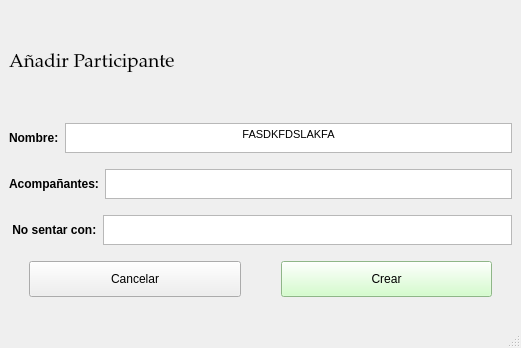
Old version of the form src/ui/AñadirParticipante.ui in the repository IvanJesusCorbalanPascual/Gestor-de-Eventos.
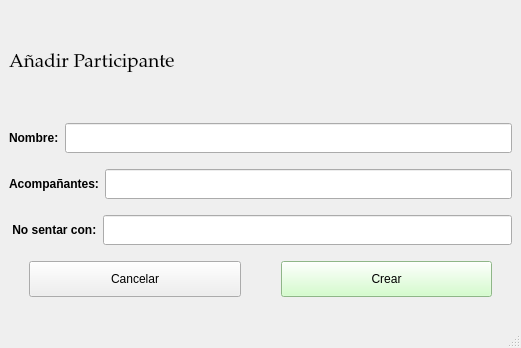
New version of the form.

Diff of the .ui file:
```diff
--- a/src/ui/AñadirParticipante.ui
+++ b/src/ui/AñadirParticipante.ui
@@ -53,26 +53,13 @@
        </widget>
       </item>
       <item>
-       <widget class="QTextEdit" name="txtNombre">
+       <widget class="QLineEdit" name="lneNombreParticipante">
         <property name="maximumSize">
          <size>
           <width>16777215</width>
           <height>30</height>
          </size>
         </property>
-        <property name="styleSheet">
-         <string notr="true"/>
-        </property>
-        <property name="html">
-         <string>&lt;!DOCTYPE HTML PUBLIC &quot;-//W3C//DTD HTML 4.0//EN&quot; &quot;http://www.w3.org/TR/REC-html40/strict.dtd&quot;&gt;
-&lt;html&gt;&lt;head&gt;&lt;meta name=&quot;qrichtext&quot; content=&quot;1&quot; /&gt;&lt;style type=&quot;text/css&quot;&gt;
-p, li { white-space: pre-wrap; }
-&lt;/style&gt;&lt;/head&gt;&lt;body style=&quot; font-family:'MS Shell Dlg 2'; font-size:8.25pt; font-weight:400; font-style:normal;&quot;&gt;
-&lt;p align=&quot;center&quot; style=&quot; margin-top:0px; margin-bottom:0px; margin-left:0px; margin-right:0px; -qt-block-indent:0; text-indent:0px;&quot;&gt;&lt;span style=&quot; font-size:8pt;&quot;&gt;FASDKFDSLAKFA&lt;/span&gt;&lt;/p&gt;&lt;/body&gt;&lt;/html&gt;</string>
-        </property>
-        <property name="placeholderText">
-         <string>a</string>
-        </property>
        </widget>
       </item>
      </layout>
@@ -102,23 +89,13 @@
        </widget>
       </item>
       <item>
-       <widget class="QTextEdit" name="txtAcompanyante">
+       <widget class="QLineEdit" name="lneAcompanyantes">
         <property name="maximumSize">
          <size>
           <width>16777215</width>
           <height>30</height>
          </size>
         </property>
-        <property name="html">
-         <string>&lt;!DOCTYPE HTML PUBLIC &quot;-//W3C//DTD HTML 4.0//EN&quot; &quot;http://www.w3.org/TR/REC-html40/strict.dtd&quot;&gt;
-&lt;html&gt;&lt;head&gt;&lt;meta name=&quot;qrichtext&quot; content=&quot;1&quot; /&gt;&lt;style type=&quot;text/css&quot;&gt;
-p, li { white-space: pre-wrap; }
-&lt;/style&gt;&lt;/head&gt;&lt;body style=&quot; font-family:'MS Shell Dlg 2'; font-size:8.25pt; font-weight:400; font-style:normal;&quot;&gt;
-&lt;p align=&quot;center&quot; style=&quot;-qt-paragraph-type:empty; margin-top:0px; margin-bottom:0px; margin-left:0px; margin-right:0px; -qt-block-indent:0; text-indent:0px;&quot;&gt;&lt;br /&gt;&lt;/p&gt;&lt;/body&gt;&lt;/html&gt;</string>
-        </property>
-        <property name="placeholderText">
-         <string/>
-        </property>
        </widget>
       </item>
      </layout>
@@ -148,23 +125,13 @@
        </widget>
       </item>
       <item>
-       <widget class="QTextEdit" name="txtNoSentarCon">
+       <widget class="QLineEdit" name="lneNoSentarCon">
         <property name="maximumSize">
          <size>
           <width>16777215</width>
           <height>30</height>
          </size>
         </property>
-        <property name="html">
-         <string>&lt;!DOCTYPE HTML PUBLIC &quot;-//W3C//DTD HTML 4.0//EN&quot; &quot;http://www.w3.org/TR/REC-html40/strict.dtd&quot;&gt;
-&lt;html&gt;&lt;head&gt;&lt;meta name=&quot;qrichtext&quot; content=&quot;1&quot; /&gt;&lt;style type=&quot;text/css&quot;&gt;
-p, li { white-space: pre-wrap; }
-&lt;/style&gt;&lt;/head&gt;&lt;body style=&quot; font-family:'MS Shell Dlg 2'; font-size:8.25pt; font-weight:400; font-style:normal;&quot;&gt;
-&lt;p align=&quot;center&quot; style=&quot;-qt-paragraph-type:empty; margin-top:0px; margin-bottom:0px; margin-left:0px; margin-right:0px; -qt-block-indent:0; text-indent:0px;&quot;&gt;&lt;br /&gt;&lt;/p&gt;&lt;/body&gt;&lt;/html&gt;</string>
-        </property>
-        <property name="placeholderText">
-         <string/>
-        </property>
        </widget>
       </item>
      </layout>
```
